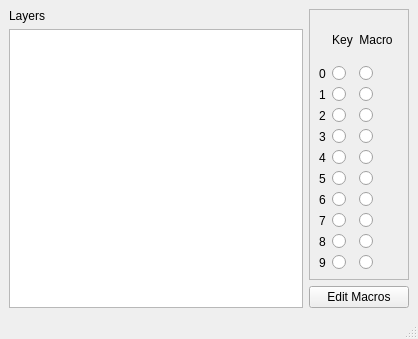
Above: mainwindow.ui from TheProjecter/keyfinder before the change. Below: the same form after it.
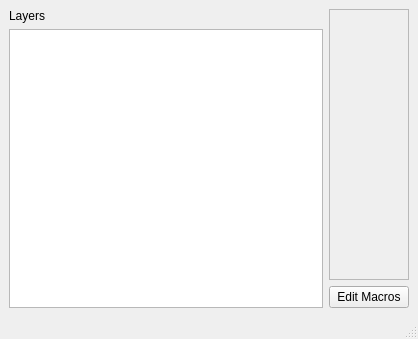
That is the form after the change.

Commit message: Building interface...

Diff of the .ui file:
```diff
--- a/mainwindow.ui
+++ b/mainwindow.ui
@@ -39,334 +39,7 @@
         <property name="frameShadow">
          <enum>QFrame::Raised</enum>
         </property>
-        <layout class="QGridLayout" name="gridLayout_2">
-         <item row="9" column="3">
-          <widget class="QWidget" name="action8" native="true"/>
-         </item>
-         <item row="7" column="0">
-          <widget class="QLabel" name="label_8">
-           <property name="text">
-            <string>6</string>
-           </property>
-          </widget>
-         </item>
-         <item row="8" column="3">
-          <widget class="QWidget" name="action7" native="true"/>
-         </item>
-         <item row="8" column="2">
-          <widget class="QRadioButton" name="radioButton_24">
-           <property name="text">
-            <string/>
-           </property>
-           <property name="autoExclusive">
-            <bool>false</bool>
-           </property>
-          </widget>
-         </item>
-         <item row="10" column="3">
-          <widget class="QWidget" name="action9" native="true"/>
-         </item>
-         <item row="7" column="3">
-          <widget class="QWidget" name="action6" native="true"/>
-         </item>
-         <item row="1" column="0">
-          <widget class="QLabel" name="label_2">
-           <property name="text">
-            <string>0</string>
-           </property>
-          </widget>
-         </item>
-         <item row="5" column="0">
-          <widget class="QLabel" name="label_10">
-           <property name="text">
-            <string>4</string>
-           </property>
-          </widget>
-         </item>
-         <item row="8" column="0">
-          <widget class="QLabel" name="label_9">
-           <property name="text">
-            <string>7</string>
-           </property>
-          </widget>
-         </item>
-         <item row="6" column="0">
-          <widget class="QLabel" name="label_11">
-           <property name="text">
-            <string>5</string>
-           </property>
-          </widget>
-         </item>
-         <item row="10" column="0">
-          <widget class="QLabel" name="label_3">
-           <property name="text">
-            <string>9</string>
-           </property>
-          </widget>
-         </item>
-         <item row="1" column="2">
-          <widget class="QRadioButton" name="type0_2">
-           <property name="sizePolicy">
-            <sizepolicy hsizetype="Minimum" vsizetype="Fixed">
-             <horstretch>0</horstretch>
-             <verstretch>0</verstretch>
-            </sizepolicy>
-           </property>
-           <property name="layoutDirection">
-            <enum>Qt::LeftToRight</enum>
-           </property>
-           <property name="text">
-            <string/>
-           </property>
-           <property name="autoExclusive">
-            <bool>false</bool>
-           </property>
-          </widget>
-         </item>
-         <item row="3" column="0">
-          <widget class="QLabel" name="label_4">
-           <property name="text">
-            <string>2</string>
-           </property>
-          </widget>
-         </item>
-         <item row="9" column="0">
-          <widget class="QLabel" name="label_5">
-           <property name="text">
-            <string>8</string>
-           </property>
-          </widget>
-         </item>
-         <item row="4" column="0">
-          <widget class="QLabel" name="label_7">
-           <property name="text">
-            <string>3</string>
-           </property>
-          </widget>
-         </item>
-         <item row="4" column="3">
-          <widget class="QWidget" name="action3" native="true"/>
-         </item>
-         <item row="1" column="3">
-          <widget class="QWidget" name="action" native="true"/>
-         </item>
-         <item row="2" column="0">
-          <widget class="QLabel" name="label_6">
-           <property name="text">
-            <string>1</string>
-           </property>
-          </widget>
-         </item>
-         <item row="1" column="1">
-          <widget class="QRadioButton" name="type0">
-           <property name="text">
-            <string/>
-           </property>
-           <property name="autoExclusive">
-            <bool>false</bool>
-           </property>
-          </widget>
-         </item>
-         <item row="2" column="1">
-          <widget class="QRadioButton" name="radioButton_5">
-           <property name="text">
-            <string/>
-           </property>
-           <property name="autoExclusive">
-            <bool>false</bool>
-           </property>
-          </widget>
-         </item>
-         <item row="3" column="1">
-          <widget class="QRadioButton" name="radioButton_4">
-           <property name="text">
-            <string/>
-           </property>
-          </widget>
-         </item>
-         <item row="3" column="2">
-          <widget class="QRadioButton" name="radioButton_6">
-           <property name="text">
-            <string/>
-           </property>
-           <property name="autoExclusive">
-            <bool>false</bool>
-           </property>
-          </widget>
-         </item>
-         <item row="2" column="2">
-          <widget class="QRadioButton" name="radioButton_7">
-           <property name="text">
-            <string/>
-           </property>
-           <property name="autoExclusive">
-            <bool>false</bool>
-           </property>
-          </widget>
-         </item>
-         <item row="4" column="2">
-          <widget class="QRadioButton" name="radioButton_11">
-           <property name="text">
-            <string/>
-           </property>
-           <property name="autoExclusive">
-            <bool>false</bool>
-           </property>
-          </widget>
-         </item>
-         <item row="4" column="1">
-          <widget class="QRadioButton" name="radioButton_10">
-           <property name="text">
-            <string/>
-           </property>
-           <property name="autoExclusive">
-            <bool>false</bool>
-           </property>
-          </widget>
-         </item>
-         <item row="5" column="2">
-          <widget class="QRadioButton" name="radioButton_14">
-           <property name="text">
-            <string/>
-           </property>
-           <property name="autoExclusive">
-            <bool>false</bool>
-           </property>
-          </widget>
-         </item>
-         <item row="5" column="1">
-          <widget class="QRadioButton" name="radioButton_13">
-           <property name="text">
-            <string/>
-           </property>
-           <property name="autoExclusive">
-            <bool>false</bool>
-           </property>
-          </widget>
-         </item>
-         <item row="8" column="1">
-          <widget class="QRadioButton" name="radioButton_20">
-           <property name="text">
-            <string/>
-           </property>
-           <property name="autoExclusive">
-            <bool>false</bool>
-           </property>
-          </widget>
-         </item>
-         <item row="7" column="1">
-          <widget class="QRadioButton" name="radioButton_19">
-           <property name="text">
-            <string/>
-           </property>
-           <property name="autoExclusive">
-            <bool>false</bool>
-           </property>
-          </widget>
-         </item>
-         <item row="6" column="1">
-          <widget class="QRadioButton" name="radioButton_16">
-           <property name="text">
-            <string/>
-           </property>
-           <property name="autoExclusive">
-            <bool>false</bool>
-           </property>
-          </widget>
-         </item>
-         <item row="6" column="2">
-          <widget class="QRadioButton" name="radioButton_17">
-           <property name="text">
-            <string/>
-           </property>
-           <property name="autoExclusive">
-            <bool>false</bool>
-           </property>
-          </widget>
-         </item>
-         <item row="9" column="1">
-          <widget class="QRadioButton" name="radioButton_21">
-           <property name="text">
-            <string/>
-           </property>
-           <property name="autoExclusive">
-            <bool>false</bool>
-           </property>
-          </widget>
-         </item>
-         <item row="10" column="1">
-          <widget class="QRadioButton" name="radioButton_22">
-           <property name="text">
-            <string/>
-           </property>
-           <property name="autoExclusive">
-            <bool>false</bool>
-           </property>
-          </widget>
-         </item>
-         <item row="7" column="2">
-          <widget class="QRadioButton" name="radioButton_23">
-           <property name="text">
-            <string/>
-           </property>
-           <property name="autoExclusive">
-            <bool>false</bool>
-           </property>
-          </widget>
-         </item>
-         <item row="9" column="2">
-          <widget class="QRadioButton" name="radioButton_25">
-           <property name="text">
-            <string/>
-           </property>
-           <property name="autoExclusive">
-            <bool>false</bool>
-           </property>
-          </widget>
-         </item>
-         <item row="10" column="2">
-          <widget class="QRadioButton" name="radioButton_26">
-           <property name="text">
-            <string/>
-           </property>
-           <property name="autoExclusive">
-            <bool>false</bool>
-           </property>
-          </widget>
-         </item>
-         <item row="0" column="1">
-          <widget class="QLabel" name="label_12">
-           <property name="text">
-            <string>Key</string>
-           </property>
-           <property name="alignment">
-            <set>Qt::AlignCenter</set>
-           </property>
-          </widget>
-         </item>
-         <item row="0" column="2">
-          <widget class="QLabel" name="label_13">
-           <property name="text">
-            <string>Macro</string>
-           </property>
-           <property name="alignment">
-            <set>Qt::AlignCenter</set>
-           </property>
-          </widget>
-         </item>
-         <item row="2" column="3">
-          <widget class="QWidget" name="action1" native="true"/>
-         </item>
-         <item row="3" column="3">
-          <widget class="QWidget" name="action2" native="true"/>
-         </item>
-         <item row="6" column="3">
-          <widget class="QWidget" name="action5" native="true"/>
-         </item>
-         <item row="5" column="3">
-          <widget class="QWidget" name="action4" native="true"/>
-         </item>
-        </layout>
+        <layout class="QVBoxLayout" name="verticalLayout"/>
        </widget>
       </item>
       <item>
```
Left out of the diff: 2 changed lines with no effect on the pictures. The commit also changes 7 other files.
